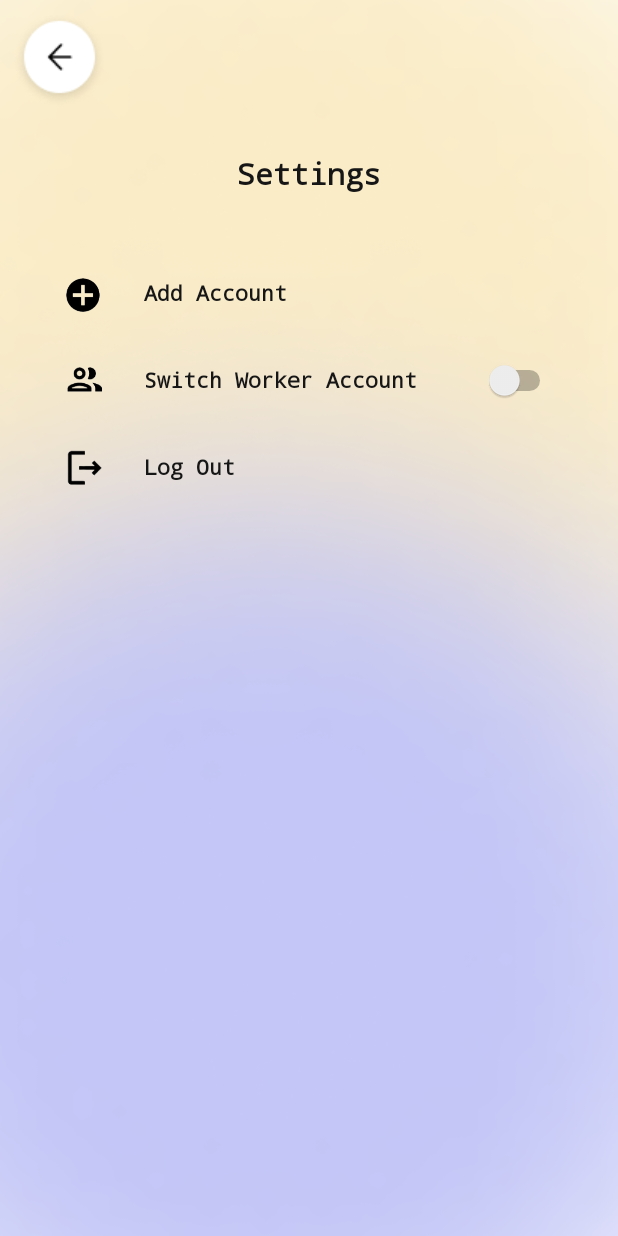
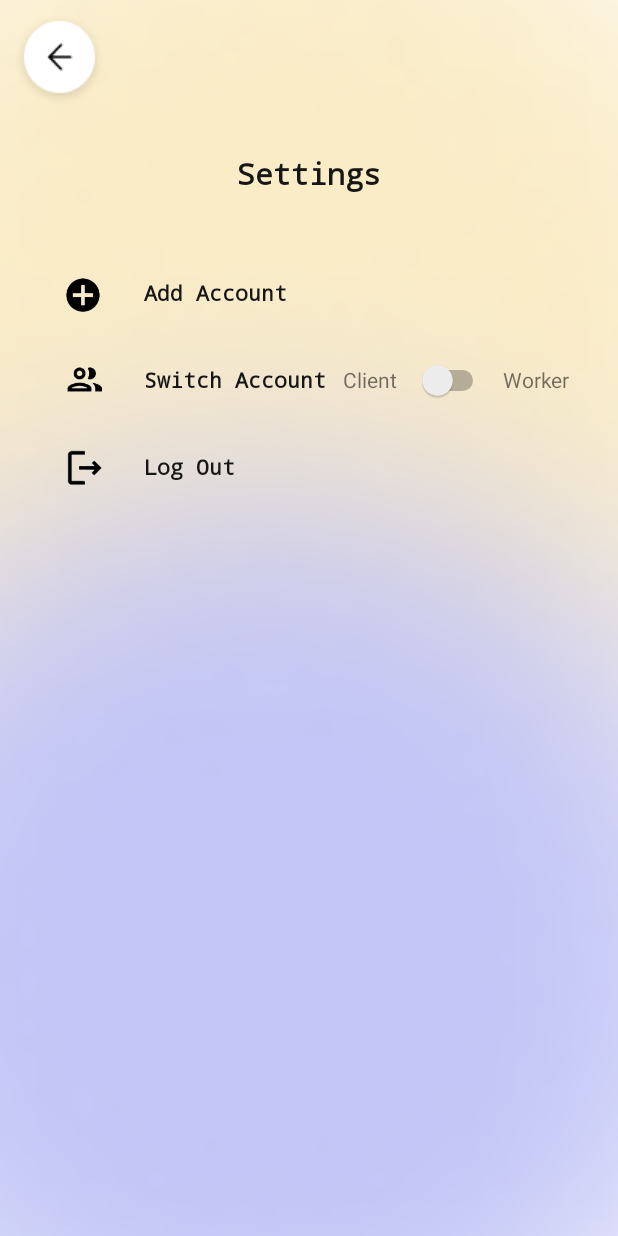
Before and after one commit to Eranda-Abewardhana/Idealize-SkillNet, an Android app: the SettingFragment screen opened directly, with no data from a screen before it, on a phone screen of 412 x 824 dp. Run offline under Robolectric (Android 15) with nearby library versions, the phone set to English and light mode, and no system bars; our stand-ins replace Firebase (no records; nobody signed in at launch, a user with empty details on screens opened directly).

Commit message:
visibilities almost fixed small things fixed here and there

```diff
--- a/app/src/main/res/layout/fragment_setting.xml
+++ b/app/src/main/res/layout/fragment_setting.xml
@@ -97,19 +97,30 @@
                 android:layout_height="wrap_content"
                 android:layout_weight="1"
                 android:fontFamily="monospace"
-                android:text="Switch Worker Account"
+                android:text="Switch Account"
                 android:textColor="@color/lite_black"
                 android:textStyle="bold" />
+            <TextView
+                android:layout_width="wrap_content"
+                android:layout_height="wrap_content"
+                android:text="Client"/>
 
             <Switch
                 android:id="@+id/switch1"
                 android:layout_width="wrap_content"
                 android:layout_height="48dp"
-                android:layout_marginStart="16dp"
+                android:layout_marginStart="4dp"
                 android:fontFamily="monospace"
                 android:padding="9dp"
+                android:shadowDx="@android:integer/config_longAnimTime"
+                android:shadowDy="@android:integer/config_longAnimTime"
                 android:textColor="@color/lite_black"
+                android:shadowColor="@color/gray"
                 android:textStyle="bold" />
+            <TextView
+                android:layout_width="wrap_content"
+                android:layout_height="wrap_content"
+                android:text="Worker"/>
         </LinearLayout>
 
         <!-- Log Out Row -->
```
Also changed, not shown: app/src/main/java/com/example/skillnet/Fragments/ProfileFragment.java (+38 -1 lines), app/src/main/res/layout/fragment_profile.xml (+17 -6 lines).
